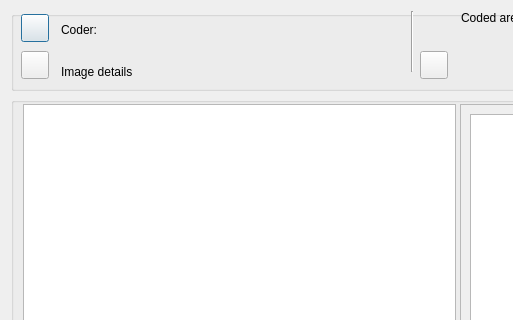
Qt form GUI_UIs/ui_dialog_code_image.ui (ccbogel/QualCoder) before a commit; both pictures show x 0 to 513 and y 0 to 320 of the 950 by 663 pixel window.
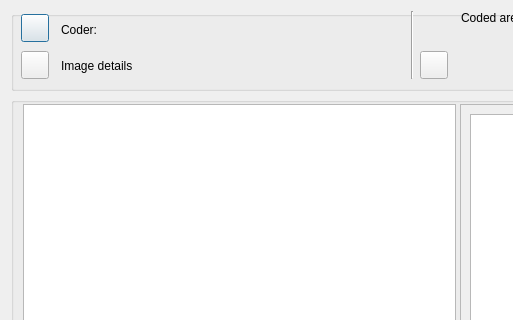
The same form after that commit.

Patch:
```diff
--- a/GUI_UIs/ui_dialog_code_image.ui
+++ b/GUI_UIs/ui_dialog_code_image.ui
@@ -51,9 +51,9 @@
       <property name="geometry">
        <rect>
         <x>50</x>
-        <y>8</y>
+        <y>5</y>
         <width>331</width>
-        <height>21</height>
+        <height>28</height>
        </rect>
       </property>
       <property name="text">
@@ -64,9 +64,9 @@
       <property name="geometry">
        <rect>
         <x>50</x>
-        <y>45</y>
+        <y>41</y>
         <width>341</width>
-        <height>31</height>
+        <height>28</height>
        </rect>
       </property>
       <property name="text">
@@ -101,7 +101,7 @@
         <x>400</x>
         <y>0</y>
         <width>3</width>
-        <height>61</height>
+        <height>68</height>
        </rect>
       </property>
       <property name="orientation">
```
